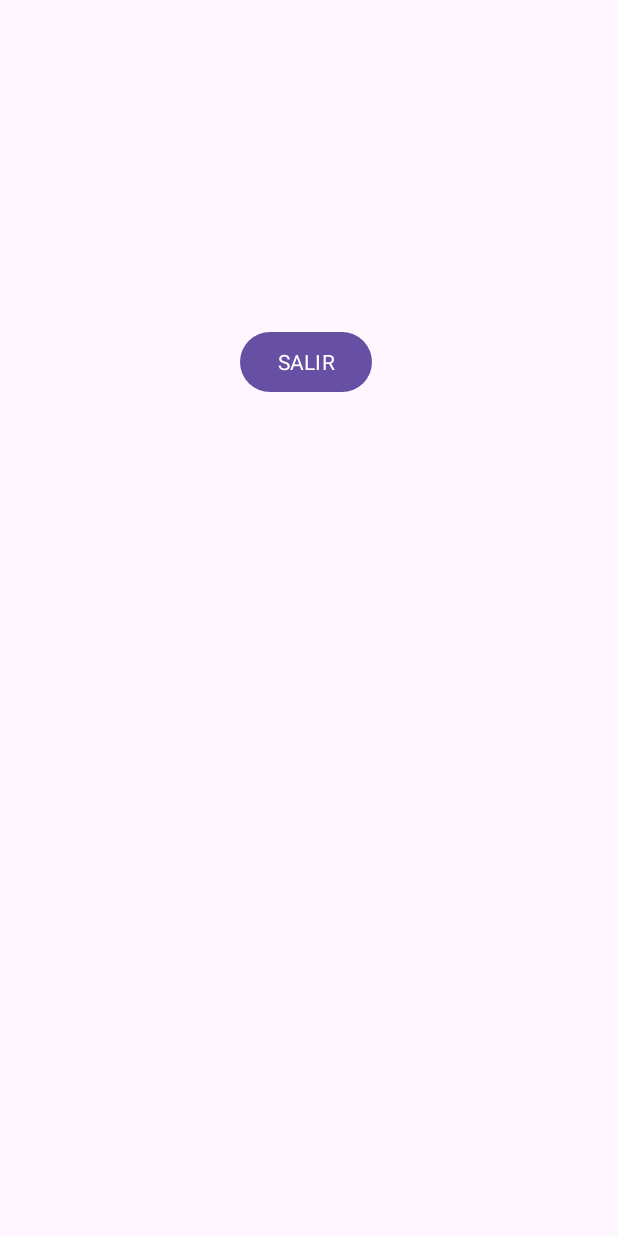
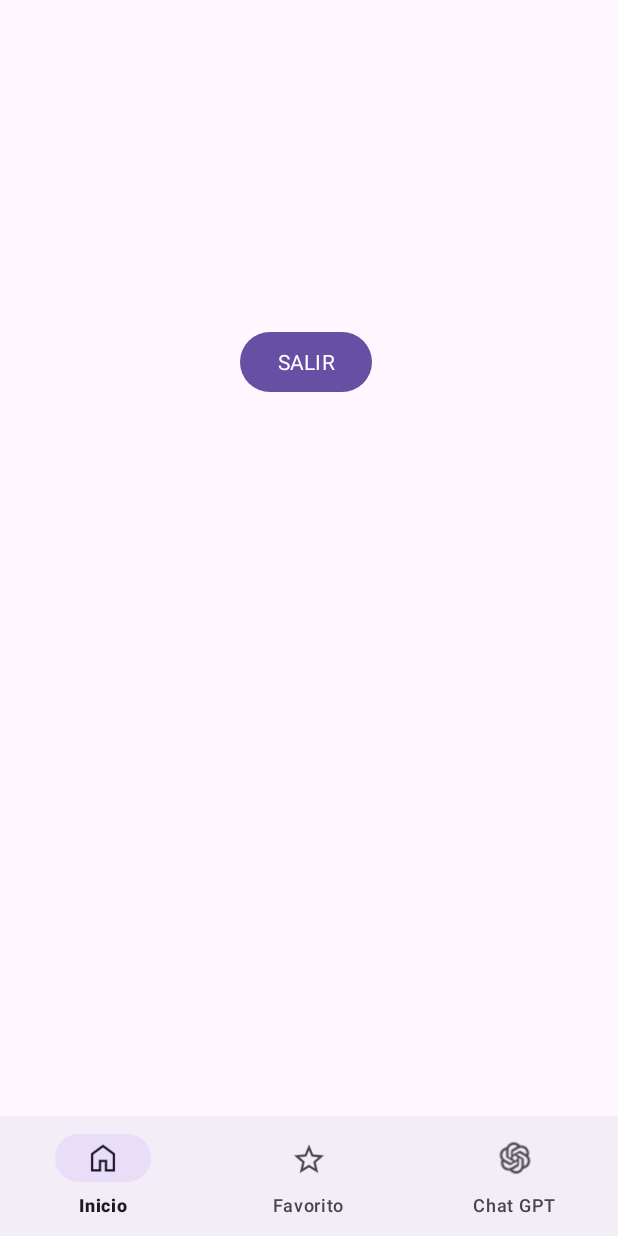
Before and after one commit to XaviPaez/Dispositivos_Moviles_Clases_xp, an Android app: the layout principal_activity.xml on its own in the app's theme, with its tools: preview values and no code run, on a phone screen of 412 x 824 dp. Run offline under Robolectric (Android 15) with nearby library versions, the light colour scheme and no system bars; Roboto replaces fonts that are not available here.

Commit message:
Clase del 06/06/2023

```diff
--- a/app/src/main/AndroidManifest.xml
+++ b/app/src/main/AndroidManifest.xml
@@ -13,10 +13,10 @@
         android:theme="@style/Theme.DispositivosMoviles"
         tools:targetApi="31">
         <activity
-            android:name=".ui.activities.PrincipalActivity"
+            android:name=".ui.activities.MainActivity"
             android:exported="false" />
         <activity
-            android:name=".ui.activities.MainActivity"
+            android:name=".ui.activities.PrincipalActivity"
             android:exported="true">
             <intent-filter>
                 <action android:name="android.intent.action.MAIN" />
--- /dev/null
+++ b/app/src/main/res/drawable/baseline_home_24.xml
@@ -0,0 +1,5 @@
+<vector android:height="24dp" android:tint="#000000"
+    android:viewportHeight="24" android:viewportWidth="24"
+    android:width="24dp" xmlns:android="http://schemas.android.com/apk/res/android">
+    <path android:fillColor="@android:color/white" android:pathData="M10,20v-6h4v6h5v-8h3L12,3 2,12h3v8z"/>
+</vector>
--- a/app/src/main/res/layout/principal_activity.xml
+++ b/app/src/main/res/layout/principal_activity.xml
@@ -29,4 +29,11 @@
         app:layout_constraintEnd_toEndOf="parent"
         app:layout_constraintStart_toStartOf="parent"
         app:layout_constraintTop_toTopOf="parent" />
+
+    <com.google.android.material.bottomnavigation.BottomNavigationView
+        android:id="@+id/bottom_navigation"
+        android:layout_width="match_parent"
+        android:layout_height="wrap_content"
+        app:layout_constraintBottom_toBottomOf="parent"
+        app:menu="@menu/bottom_navigation_menu" />
 </androidx.constraintlayout.widget.ConstraintLayout>
--- /dev/null
+++ b/app/src/main/res/menu/bottom_navigation_menu.xml
@@ -0,0 +1,25 @@
+<?xml version="1.0" encoding="utf-8"?>
+<menu xmlns:app="http://schemas.android.com/apk/res-auto"
+    xmlns:android="http://schemas.android.com/apk/res/android">
+
+    <item
+        android:id="@+id/Inicio"
+        android:icon="@drawable/home"
+        android:title="@string/menu_inicio"
+        android:visible="true"
+        />
+    <item
+        android:id="@+id/Favorito"
+
+        android:icon="@drawable/star"
+        android:title="@string/menu_favorito"
+        android:visible="true"
+        />
+    <item
+        android:id="@+id/chatgpt"
+
+        android:icon="@drawable/chatgpt"
+        android:title="@string/menu_chat_gpt"
+        android:visible="true"
+        />
+</menu>
--- a/app/src/main/res/values/strings.xml
+++ b/app/src/main/res/values/strings.xml
@@ -1,4 +1,7 @@
 <resources>
     <string name="app_name">Dispositivos Moviles</string>
     <string name="name_banner">Bienvenidos</string>
+    <string name="menu_inicio">Inicio</string>
+    <string name="menu_favorito">Favorito</string>
+    <string name="menu_chat_gpt">Chat GPT</string>
 </resources>
```
Also changed, not shown: app/src/main/java/com/example/dispositivosmoviles/ui/activities/PrincipalActivity.kt (+54 -5 lines), app/src/main/res/drawable/chatgpt.png (added), app/src/main/res/drawable/home.png (added), app/src/main/res/drawable/star.png (added).
